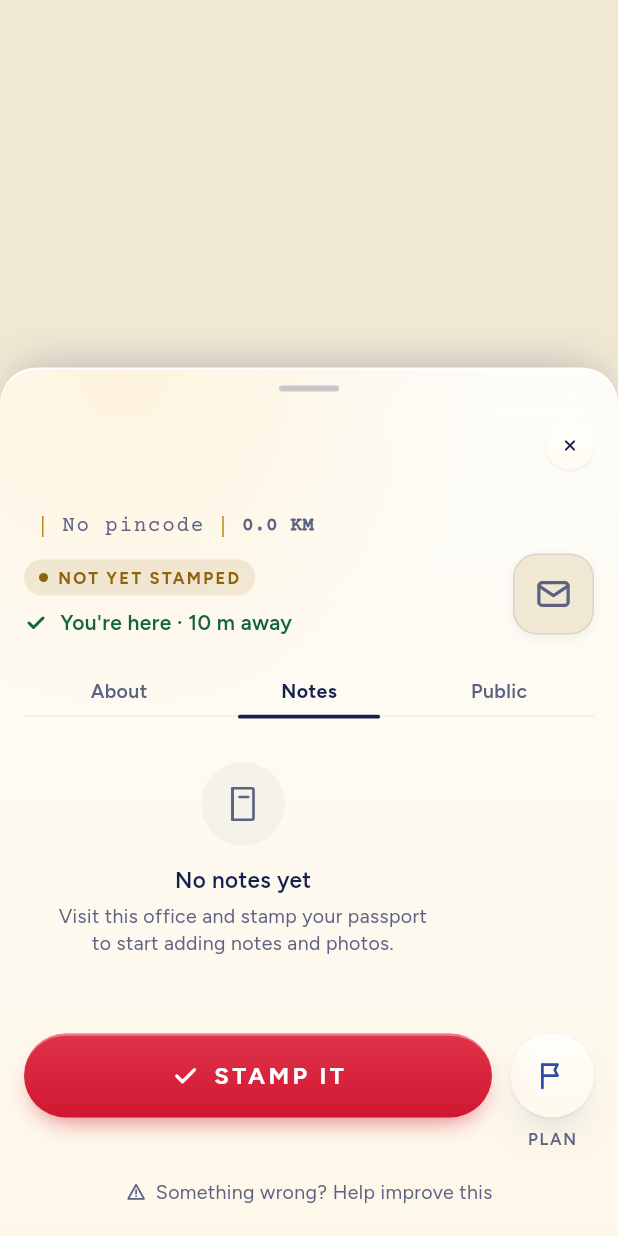
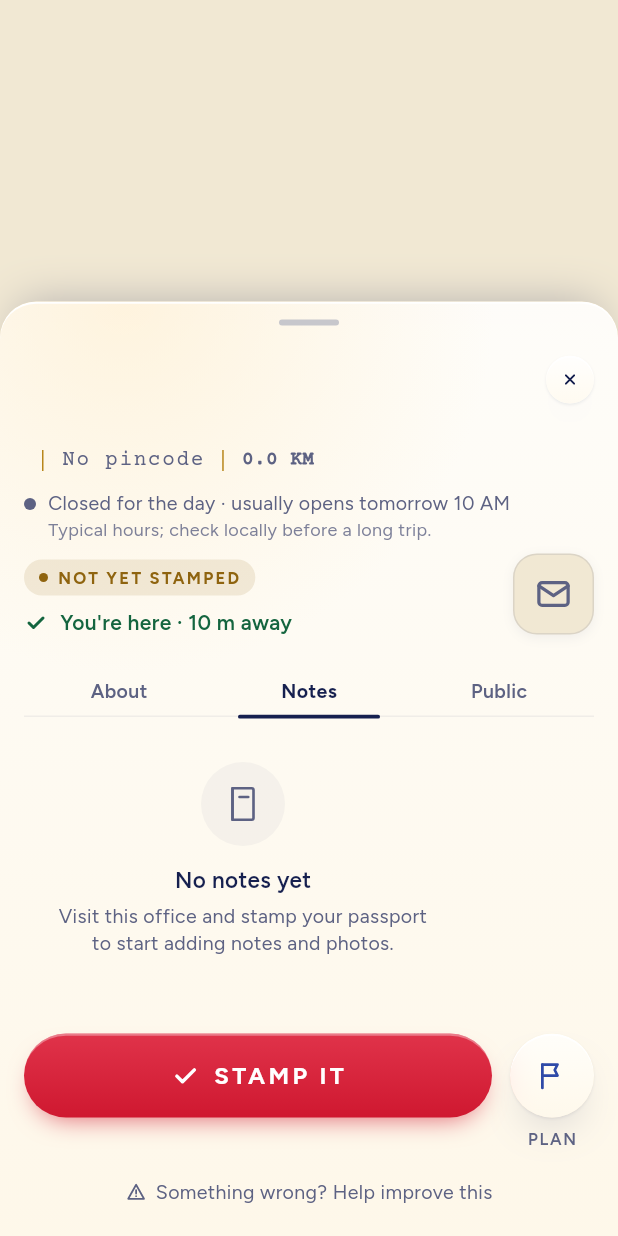
Before and after one commit to karnatakaphilatelist/karnatakaphilatelist, a Flutter app: the OfficeDetailScreen screen opened directly with empty values, after a tap on "Notes", on a phone screen of 412 x 824 dp. Run offline on Flutter 3.47's test engine with Material 3 defaults, Android fonts, the phone set to English and light mode, and no system bars; our stand-ins replace flutter_local_notifications, flutter_map, flutter_svg, geolocator, google_sign_in, image_picker and 5 more; missing offline and left inert: flutter_foreground_task, home_widget; accounts and stored records are empty.

Commit message:
Flutter: counter-hours line on the office page; build 104
Co-Authored-By: Claude Sonnet 5.5 <noreply@anthropic.com>
Claude-Session: https://claude.ai/code/session_01NSU5CTeh2iukaLAEa4MAwB

```diff
--- /dev/null
+++ b/flutter_app/lib/core/counter_hours.dart
@@ -0,0 +1,53 @@
+/// "Is the counter open right now?" Port of src/lib/counter-hours.ts, same
+/// typical India Post hours (Mon-Fri 10-16, Sat 10-13, Sunday closed, a lunch
+/// pause near 13:00, stamp sales to about 15:00). Not per-office data, so every
+/// label says "usually". Change both files together.
+enum CounterState { open, closing, lunch, stampsClosed, closed }
+
+class CounterStatus {
+  final CounterState state;
+  final String label;
+  const CounterStatus(this.state, this.label);
+}
+
+const _open = 10 * 60;
+const _lunchStart = 13 * 60;
+const _lunchEnd = 13 * 60 + 30;
+const _stampCutoff = 15 * 60;
+const _closeWeekday = 16 * 60;
+const _closeSaturday = 13 * 60;
+const _closingSoon = 30;
+
+String _clock(int min) {
+  final h = min ~/ 60;
+  final m = min % 60;
+  final h12 = h % 12 == 0 ? 12 : h % 12;
+  return '$h12${m != 0 ? ':${m.toString().padLeft(2, '0')}' : ''} ${h < 12 ? 'AM' : 'PM'}';
+}
+
+/// [now] may be in any timezone; Indian time is derived from UTC.
+CounterStatus counterStatus(DateTime now) {
+  final ist = now.toUtc().add(const Duration(minutes: 330));
+  final day = ist.weekday % 7; // Dart: Mon=1..Sun=7 -> Sun=0..Sat=6
+  final min = ist.hour * 60 + ist.minute;
+
+  if (day == 0) return CounterStatus(CounterState.closed, 'Closed Sunday · usually opens Mon ${_clock(_open)}');
+  final close = day == 6 ? _closeSaturday : _closeWeekday;
+  if (min < _open) return CounterStatus(CounterState.closed, 'Closed · usually opens today ${_clock(_open)}');
+  if (min >= close) {
+    final next = day == 6 ? 'Mon ${_clock(_open)}' : 'tomorrow ${_clock(_open)}';
+    return CounterStatus(CounterState.closed, 'Closed for the day · usually opens $next');
+  }
+  if (day != 6 && min >= _stampCutoff) {
+    return CounterStatus(CounterState.stampsClosed,
+        'Stamp counter has probably closed · most stop selling by ${_clock(_stampCutoff)}');
+  }
+  if (day != 6 && min >= _lunchStart && min < _lunchEnd) {
+    return CounterStatus(CounterState.lunch, 'May be on lunch break · usually back by ${_clock(_lunchEnd)}');
+  }
+  final stampEnd = day == 6 ? close : _stampCutoff;
+  if (stampEnd - min <= _closingSoon) {
+    return CounterStatus(CounterState.closing, 'Closing soon · stamps usually until ${_clock(stampEnd)}');
+  }
+  return CounterStatus(CounterState.open, 'Counter usually open · stamps until ${_clock(stampEnd)}');
+}
--- a/flutter_app/lib/features/office/office_detail_screen.dart
+++ b/flutter_app/lib/features/office/office_detail_screen.dart
@@ -6,6 +6,7 @@ import 'package:supabase_flutter/supabase_flutter.dart';
 import 'package:url_launcher/url_launcher.dart';
 
 import '../../app_shell.dart' show goToTab;
+import '../../core/counter_hours.dart';
 import '../../core/date.dart';
 import '../../core/geo.dart';
 import '../../core/haptics.dart';
@@ -253,6 +254,7 @@ class _OfficeDetailPanelState extends State<OfficeDetailPanel> with SingleTicker
             ],
           ),
         ),
+        const _CounterHoursLine(),
         // ── Status row: badge + proximity/progress | PPC image ──
         Padding(
           padding: const EdgeInsets.only(top: 12),
@@ -987,3 +989,64 @@ class OfficeDetailScreen extends StatelessWidget {
     );
   }
 }
+
+
+/// Whether the counter is probably open now (typical hours, see
+/// core/counter_hours.dart). Refreshes each minute.
+class _CounterHoursLine extends StatefulWidget {
+  const _CounterHoursLine();
+
+  @override
+  State<_CounterHoursLine> createState() => _CounterHoursLineState();
+}
+
+class _CounterHoursLineState extends State<_CounterHoursLine> {
+  late CounterStatus _status = counterStatus(DateTime.now());
+  Timer? _timer;
+
+  @override
+  void initState() {
+    super.initState();
+    _timer = Timer.periodic(const Duration(minutes: 1), (_) {
+      if (mounted) setState(() => _status = counterStatus(DateTime.now()));
+    });
+  }
+
+  @override
+  void dispose() {
+    _timer?.cancel();
+    super.dispose();
+  }
+
+  @override
+  Widget build(BuildContext context) {
+    final color = switch (_status.state) {
+      CounterState.open => AppColors.stampGreen,
+      CounterState.closed => AppColors.muted,
+      _ => AppColors.warn,
+    };
+    return Padding(
+      padding: const EdgeInsets.only(top: 8),
+      child: Row(
+        crossAxisAlignment: CrossAxisAlignment.start,
+        children: [
+          Padding(
+            padding: const EdgeInsets.only(top: 7),
+            child: Container(width: 8, height: 8, decoration: BoxDecoration(color: color, shape: BoxShape.circle)),
+          ),
+          const SizedBox(width: 8),
+          Expanded(
+            child: Column(
+              crossAxisAlignment: CrossAxisAlignment.start,
+              children: [
+                Text(_status.label, style: const TextStyle(fontSize: 13, height: 20 / 13, color: AppColors.muted)),
+                Text('Typical hours; check locally before a long trip.',
+                    style: TextStyle(fontSize: 12, height: 16 / 12, color: AppColors.muted.withValues(alpha: 0.8))),
+              ],
+            ),
+          ),
+        ],
+      ),
+    );
+  }
+}
--- a/flutter_app/pubspec.yaml
+++ b/flutter_app/pubspec.yaml
@@ -7,7 +7,7 @@ publish_to: "none"
 # (v1.0.4) was drafted but not yet sent for review, release 5 (v1.0.2) is the
 # one currently live to testers. Using 8 (not 6) keeps this safe even if 7
 # ships first. Confirm/bump this again before the first real Flutter build.
-version: 1.1.0+103
+version: 1.1.0+104
 
 environment:
   sdk: ">=3.4.0 <4.0.0"
```
Also changed, not shown: 1 other file.
